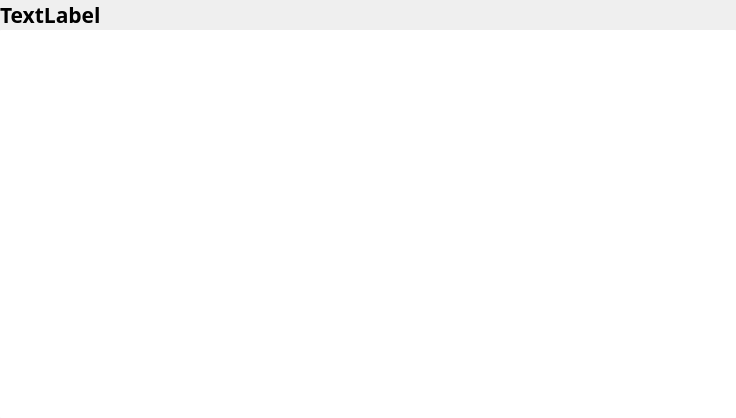
The window that UI_Files/edit_widget2.ui (hoangm960/Astraea) describes before a commit, drawn with Qt 5.
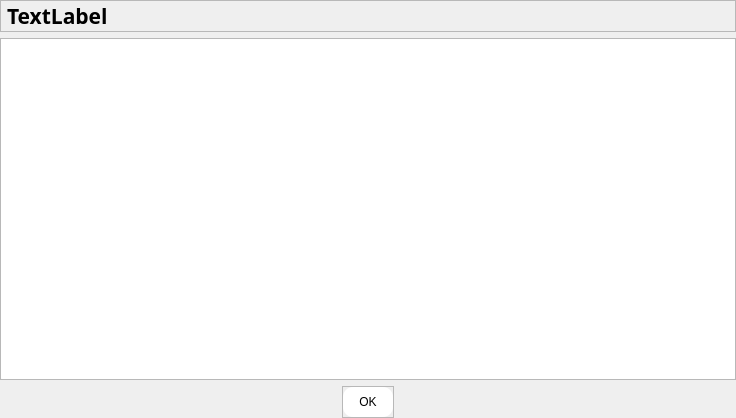
The same window after the commit.

Diff of the .ui file:
```diff
--- a/UI_Files/edit_widget2.ui
+++ b/UI_Files/edit_widget2.ui
@@ -10,12 +10,18 @@
     <height>418</height>
    </rect>
   </property>
+  <property name="minimumSize">
+   <size>
+    <width>0</width>
+    <height>50</height>
+   </size>
+  </property>
   <property name="windowTitle">
    <string>Form</string>
   </property>
   <layout class="QVBoxLayout" name="verticalLayout">
    <property name="spacing">
-    <number>0</number>
+    <number>6</number>
    </property>
    <property name="sizeConstraint">
     <enum>QLayout::SetDefaultConstraint</enum>
@@ -33,6 +39,36 @@
     <number>0</number>
    </property>
    <item>
+    <widget class="QFrame" name="title_frame">
+     <property name="minimumSize">
+      <size>
+       <width>0</width>
+       <height>0</height>
+      </size>
+     </property>
+     <property name="frameShape">
+      <enum>QFrame::StyledPanel</enum>
+     </property>
+     <property name="frameShadow">
+      <enum>QFrame::Raised</enum>
+     </property>
+     <layout class="QVBoxLayout" name="verticalLayout_2">
+      <property name="spacing">
+       <number>0</number>
+      </property>
+      <property name="leftMargin">
+       <number>6</number>
+      </property>
+      <property name="topMargin">
+       <number>0</number>
+      </property>
+      <property name="rightMargin">
+       <number>0</number>
+      </property>
+      <property name="bottomMargin">
+       <number>0</number>
+      </property>
+      <item>
     <widget class="QLabel" name="lesson_title">
      <property name="font">
       <font>
@@ -50,6 +86,39 @@
      </property>
     </widget>
    </item>
+     </layout>
+    </widget>
+   </item>
+   <item>
+    <widget class="QFrame" name="list_widget_frame">
+     <property name="minimumSize">
+      <size>
+       <width>0</width>
+       <height>320</height>
+      </size>
+     </property>
+     <property name="frameShape">
+      <enum>QFrame::StyledPanel</enum>
+     </property>
+     <property name="frameShadow">
+      <enum>QFrame::Raised</enum>
+     </property>
+     <layout class="QVBoxLayout" name="verticalLayout_3" stretch="0">
+      <property name="spacing">
+       <number>0</number>
+      </property>
+      <property name="leftMargin">
+       <number>0</number>
+      </property>
+      <property name="topMargin">
+       <number>0</number>
+      </property>
+      <property name="rightMargin">
+       <number>0</number>
+      </property>
+      <property name="bottomMargin">
+       <number>0</number>
+      </property>
    <item>
     <widget class="QListWidget" name="list_widget">
      <property name="autoFillBackground">
@@ -97,6 +166,72 @@
      <property name="currentRow">
       <number>-1</number>
      </property>
+       </widget>
+      </item>
+     </layout>
+    </widget>
+   </item>
+   <item alignment="Qt::AlignHCenter">
+    <widget class="QFrame" name="btn_frame">
+     <property name="minimumSize">
+      <size>
+       <width>0</width>
+       <height>30</height>
+      </size>
+     </property>
+     <property name="styleSheet">
+      <string notr="true"/>
+     </property>
+     <property name="frameShape">
+      <enum>QFrame::StyledPanel</enum>
+     </property>
+     <property name="frameShadow">
+      <enum>QFrame::Raised</enum>
+     </property>
+     <layout class="QHBoxLayout" name="horizontalLayout">
+      <property name="spacing">
+       <number>0</number>
+      </property>
+      <property name="leftMargin">
+       <number>0</number>
+      </property>
+      <property name="topMargin">
+       <number>0</number>
+      </property>
+      <property name="rightMargin">
+       <number>0</number>
+      </property>
+      <property name="bottomMargin">
+       <number>0</number>
+      </property>
+      <item>
+       <widget class="QPushButton" name="pushButton">
+        <property name="minimumSize">
+         <size>
+          <width>50</width>
+          <height>30</height>
+         </size>
+        </property>
+        <property name="styleSheet">
+         <string notr="true">QPushButton {
+	background-color: rgb(255, 255, 255);
+	border-radius: 10px;
+}
+
+QPushButton:hover {
+	background-color: rgb(223, 223, 223);
+}
+
+QPushButton:pressed {
+	background-color: rgb(207, 207, 207);
+}</string>
+        </property>
+        <property name="text">
+         <string>OK</string>
+        </property>
+       </widget>
+      </item>
+     </layout>
     </widget>
    </item>
   </layout>
```
Left out of the diff: 7 changed lines with no effect on the pictures. Lines whose indentation alone changed are shown as unchanged.
